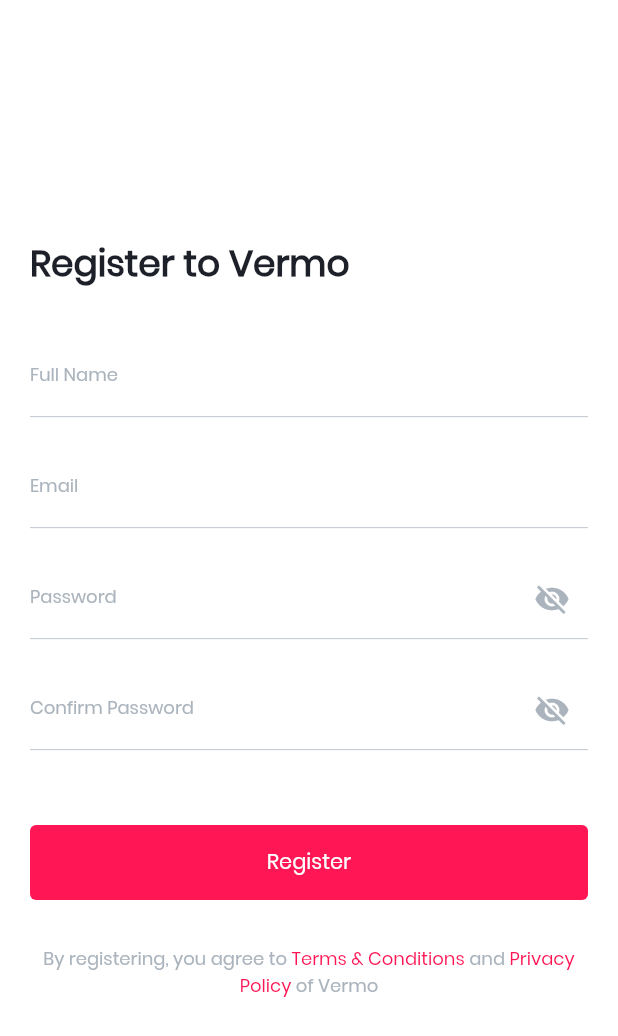
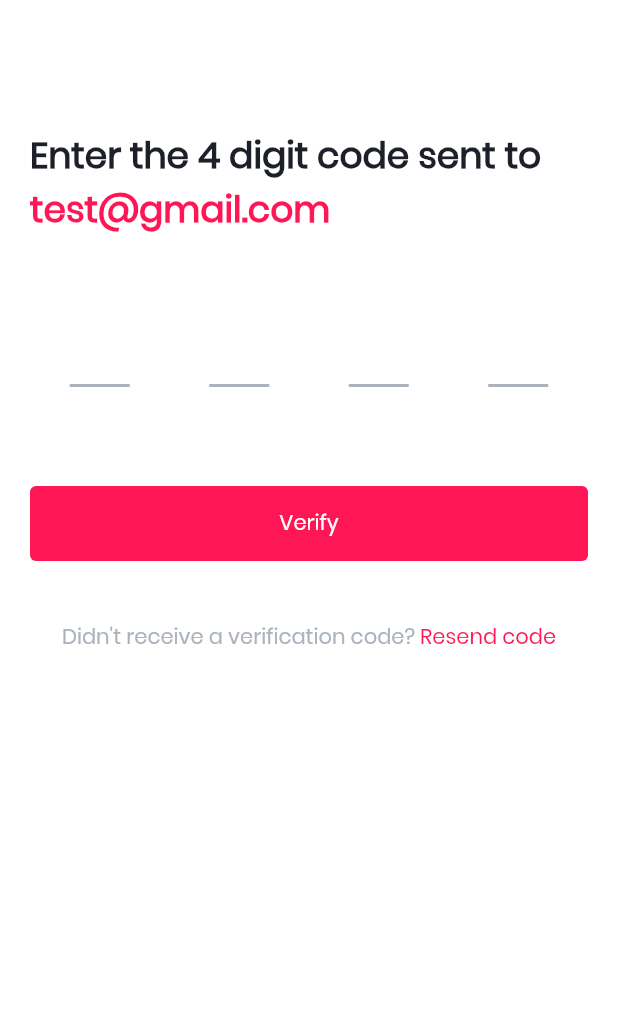
Before and after one commit to Manuelkpatsu/flutter_auth_ui, a Flutter app: the screen it shows after launch, on a phone screen of 412 x 824 dp. Shown: the top 1036 px of the screen. Run offline on Flutter 3.47's test engine with Material 2 defaults, Android fonts, the phone set to English and light mode, and no system bars; drawn by our look-alikes of pin_code_fields.

Commit message:
Add verification screen

```diff
--- a/lib/main.dart
+++ b/lib/main.dart
@@ -1,6 +1,6 @@
 import 'package:flutter/material.dart';
 import 'package:flutter_auth_ui/theme/custom_theme.dart';
-import 'package:flutter_auth_ui/ui/screens/register_screen.dart';
+import 'package:flutter_auth_ui/ui/screens/verification_screen.dart';
 
 void main() {
   runApp(const MyApp());
@@ -15,7 +15,7 @@ class MyApp extends StatelessWidget {
       debugShowCheckedModeBanner: false,
       theme: CustomTheme.lightTheme,
       darkTheme: CustomTheme.darkTheme,
-      home: const RegisterScreen(),
+      home: const VerificationScreen(),
     );
   }
 }
--- a/lib/ui/screens/login_screen.dart
+++ b/lib/ui/screens/login_screen.dart
@@ -188,7 +188,7 @@ class _LoginScreenState extends State<LoginScreen> {
         child: Text(
           'Forgot Password?',
           style: Theme.of(context).textTheme.bodyText2!.copyWith(
-                fontSize: 12,
+                fontSize: 14,
                 fontWeight: FontWeight.w400,
                 color: CustomColor.primaryColor,
               ),
@@ -210,7 +210,7 @@ class _LoginScreenState extends State<LoginScreen> {
       text: TextSpan(
         text: 'Don\'t have an account? ',
         style: Theme.of(context).textTheme.bodyText1!.copyWith(
-              fontSize: 12,
+              fontSize: 14,
               fontWeight: FontWeight.normal,
             ),
         children: [
@@ -220,7 +220,7 @@ class _LoginScreenState extends State<LoginScreen> {
               child: Text(
                 'Register Now',
                 style: Theme.of(context).textTheme.bodyText1!.copyWith(
-                      fontSize: 12,
+                      fontSize: 14,
                       fontWeight: FontWeight.normal,
                       color: CustomColor.primaryColor,
                     ),
--- a/lib/ui/screens/register_screen.dart
+++ b/lib/ui/screens/register_screen.dart
@@ -146,7 +146,7 @@ class _RegisterScreenState extends State<RegisterScreen> {
       text: TextSpan(
         text: 'By registering, you agree to ',
         style: Theme.of(context).textTheme.bodyText1!.copyWith(
-              fontSize: 12,
+              fontSize: 14,
             ),
         children: [
           TextSpan(
@@ -154,7 +154,7 @@ class _RegisterScreenState extends State<RegisterScreen> {
             recognizer: TapGestureRecognizer()..onTap = () {},
             style: Theme.of(context).textTheme.bodyText1!.copyWith(
                   color: CustomColor.primaryColor,
-                  fontSize: 12,
+                  fontSize: 14,
                 ),
           ),
           const TextSpan(
@@ -165,7 +165,7 @@ class _RegisterScreenState extends State<RegisterScreen> {
             recognizer: TapGestureRecognizer()..onTap = () {},
             style: Theme.of(context).textTheme.bodyText1!.copyWith(
                   color: CustomColor.primaryColor,
-                  fontSize: 12,
+                  fontSize: 14,
                 ),
           ),
           const TextSpan(
--- /dev/null
+++ b/lib/ui/screens/verification_screen.dart
@@ -0,0 +1,118 @@
+import 'package:flutter/gestures.dart';
+import 'package:flutter/material.dart';
+import 'package:flutter_auth_ui/theme/custom_color.dart';
+import 'package:flutter_auth_ui/utils/validator.dart';
+import 'package:pin_code_fields/pin_code_fields.dart';
+
+class VerificationScreen extends StatefulWidget {
+  const VerificationScreen({Key? key}) : super(key: key);
+
+  @override
+  _VerificationScreenState createState() => _VerificationScreenState();
+}
+
+class _VerificationScreenState extends State<VerificationScreen> {
+  final TextEditingController codeController = TextEditingController();
+
+  @override
+  Widget build(BuildContext context) {
+    return Scaffold(
+      appBar: AppBar(),
+      body: SingleChildScrollView(
+        padding: const EdgeInsets.symmetric(horizontal: 20),
+        child: Form(
+          child: Column(
+            crossAxisAlignment: CrossAxisAlignment.center,
+            children: [
+              const SizedBox(height: 30),
+              title(),
+              const SizedBox(height: 50),
+              pinCodeTextField(),
+              const SizedBox(height: 50),
+              verifyButton(),
+              const SizedBox(height: 40),
+              resendCode(),
+              const SizedBox(height: 30),
+            ],
+          ),
+        ),
+      ),
+    );
+  }
+
+  Widget title() {
+    return RichText(
+      text: TextSpan(
+        text: 'Enter the 4 digit code sent to ',
+        style: Theme.of(context).textTheme.headline1!.copyWith(
+              fontWeight: FontWeight.bold,
+            ),
+        children: [
+          TextSpan(
+            text: 'test@gmail.com',
+            style: Theme.of(context).textTheme.headline1!.copyWith(
+                  color: CustomColor.primaryColor,
+                ),
+          ),
+        ],
+      ),
+    );
+  }
+
+  Widget pinCodeTextField() {
+    return PinCodeTextField(
+      appContext: context,
+      controller: codeController,
+      keyboardType: TextInputType.number,
+      textInputAction: TextInputAction.done,
+      length: 4,
+      cursorColor: CustomColor.primaryColor,
+      mainAxisAlignment: MainAxisAlignment.spaceAround,
+      pinTheme: PinTheme(
+        shape: PinCodeFieldShape.underline,
+        inactiveColor: CustomColor.greyTextColor,
+        activeColor: CustomColor.primaryColor,
+        selectedColor: CustomColor.primaryColor,
+      ),
+      textStyle: Theme.of(context).textTheme.bodyText2!.copyWith(
+            fontWeight: FontWeight.normal,
+            fontSize: 20,
+          ),
+      onChanged: (value) {
+        setState(() {
+          codeController.text = value;
+        });
+      },
+      validator: Validator.code,
+    );
+  }
+
+  Widget verifyButton() {
+    return ElevatedButton(
+      onPressed: () {},
+      child: const Text('Verify'),
+    );
+  }
+
+  Widget resendCode() {
+    return RichText(
+      textAlign: TextAlign.center,
+      text: TextSpan(
+        text: "Didn't receive a verification code? ",
+        style: Theme.of(context).textTheme.bodyText1!.copyWith(
+              fontSize: 14,
+            ),
+        children: [
+          TextSpan(
+            text: "Resend code",
+            recognizer: TapGestureRecognizer()..onTap = () {},
+            style: Theme.of(context).textTheme.bodyText1!.copyWith(
+                  color: CustomColor.primaryColor,
+                  fontSize: 14,
+                ),
+          ),
+        ],
+      ),
+    );
+  }
+}
--- a/pubspec.yaml
+++ b/pubspec.yaml
@@ -9,6 +9,7 @@ environment:
 dependencies:
   flutter:
     sdk: flutter
+  pin_code_fields: ^7.3.0
   cupertino_icons: ^1.0.2
 
 dev_dependencies:
```
Also changed, not shown: pubspec.lock.
